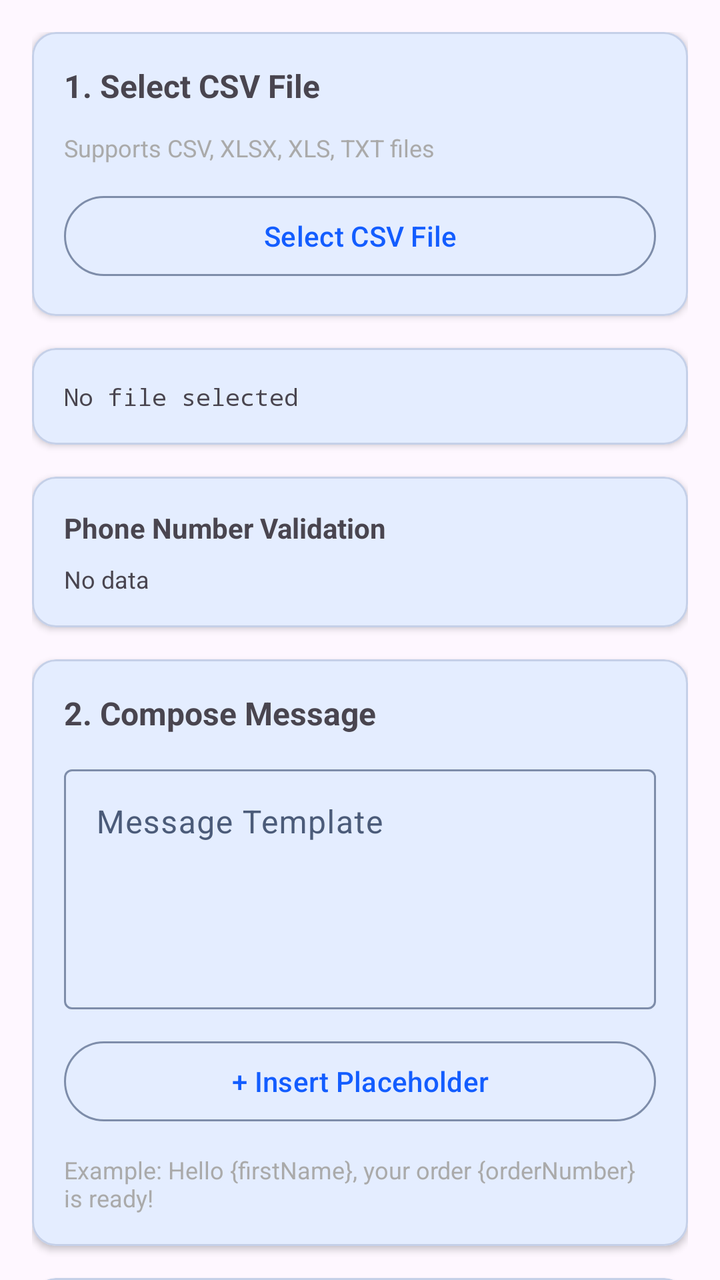
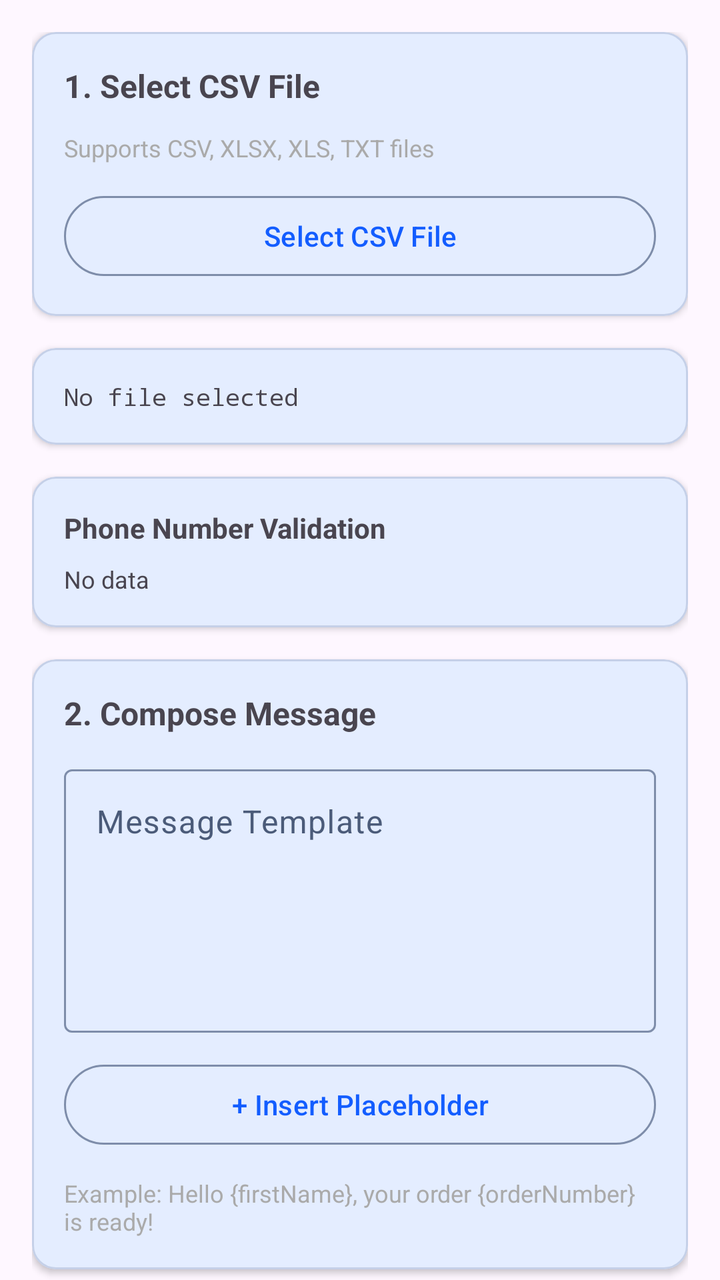

Compare the two renders of this Android layout. The source of the first and the diff that turns it into the second are given below.
<!-- AndroidManifest.xml: application theme Theme.BulkSMS -->
<!-- res/layout/fragment_csv_upload.xml -->
<?xml version="1.0" encoding="utf-8"?>
<androidx.core.widget.NestedScrollView xmlns:android="http://schemas.android.com/apk/res/android"
    xmlns:app="http://schemas.android.com/apk/res-auto"
    android:layout_width="match_parent"
    android:layout_height="match_parent"
    android:paddingStart="16dp"
    android:paddingEnd="16dp">

    <LinearLayout
        android:layout_width="match_parent"
        android:layout_height="wrap_content"
        android:orientation="vertical"
        android:paddingTop="16dp"
        android:paddingBottom="16dp">

        
        <com.google.android.material.card.MaterialCardView
            android:layout_width="match_parent"
            android:layout_height="wrap_content"
            android:layout_marginBottom="16dp"
            app:cardElevation="2dp">

            <LinearLayout
                android:layout_width="match_parent"
                android:layout_height="wrap_content"
                android:orientation="vertical"
                android:padding="16dp">

                <TextView
                    android:layout_width="match_parent"
                    android:layout_height="wrap_content"
                    android:text="@string/csv_step_1_title"
                    android:textSize="16sp"
                    android:textStyle="bold"
                    android:layout_marginBottom="12dp" />

                <TextView
                    android:layout_width="match_parent"
                    android:layout_height="wrap_content"
                    android:text="@string/csv_step_1_formats"
                    android:textSize="12sp"
                    android:textColor="@android:color/darker_gray"
                    android:layout_marginBottom="12dp" />

                <com.google.android.material.button.MaterialButton
                    android:id="@+id/btn_select_csv"
                    android:layout_width="match_parent"
                    android:layout_height="wrap_content"
                    android:text="@string/csv_select_file_action"
                    style="@style/Widget.Material3.Button.OutlinedButton" />

            </LinearLayout>

        </com.google.android.material.card.MaterialCardView>

        
        <ProgressBar
            android:id="@+id/progress_loading"
            android:layout_width="match_parent"
            android:layout_height="wrap_content"
            android:visibility="gone"
            android:layout_marginBottom="16dp" />

        
        <com.google.android.material.card.MaterialCardView
            android:layout_width="match_parent"
            android:layout_height="wrap_content"
            android:layout_marginBottom="16dp"
            app:cardElevation="2dp">

            <LinearLayout
                android:layout_width="match_parent"
                android:layout_height="wrap_content"
                android:orientation="vertical"
                android:padding="16dp">

                <TextView
                    android:id="@+id/tv_summary"
                    android:layout_width="match_parent"
                    android:layout_height="wrap_content"
                    android:text="@string/csv_no_file_selected"
                    android:textSize="12sp"
                    android:fontFamily="monospace" />

            </LinearLayout>

        </com.google.android.material.card.MaterialCardView>

        
        <com.google.android.material.card.MaterialCardView
            android:layout_width="match_parent"
            android:layout_height="wrap_content"
            android:layout_marginBottom="16dp"
            app:cardElevation="2dp">

            <LinearLayout
                android:layout_width="match_parent"
                android:layout_height="wrap_content"
                android:orientation="vertical"
                android:padding="16dp">

                <TextView
                    android:layout_width="match_parent"
                    android:layout_height="wrap_content"
                    android:text="@string/csv_phone_validation_title"
                    android:textSize="14sp"
                    android:textStyle="bold"
                    android:layout_marginBottom="8dp" />

                <TextView
                    android:id="@+id/tv_phone_validation"
                    android:layout_width="match_parent"
                    android:layout_height="wrap_content"
                    android:text="@string/csv_phone_validation_empty"
                    android:textSize="12sp" />

            </LinearLayout>

        </com.google.android.material.card.MaterialCardView>

        
        <com.google.android.material.card.MaterialCardView
            android:layout_width="match_parent"
            android:layout_height="wrap_content"
            android:layout_marginBottom="16dp"
            app:cardElevation="2dp">

            <LinearLayout
                android:layout_width="match_parent"
                android:layout_height="wrap_content"
                android:orientation="vertical"
                android:padding="16dp">

                <TextView
                    android:layout_width="match_parent"
                    android:layout_height="wrap_content"
                    android:text="@string/csv_step_2_title"
                    android:textSize="16sp"
                    android:textStyle="bold"
                    android:layout_marginBottom="12dp" />

                <com.google.android.material.textfield.TextInputLayout
                    android:layout_width="match_parent"
                    android:layout_height="wrap_content"
                    android:layout_marginBottom="12dp"
                    app:hintEnabled="true"
                    android:hint="@string/csv_message_template_hint">

                    <com.google.android.material.textfield.TextInputEditText
                        android:id="@+id/et_message_template"
                        android:layout_width="match_parent"
                        android:layout_height="120dp"
                        android:gravity="top|start"
                        android:inputType="textMultiLine" />

                </com.google.android.material.textfield.TextInputLayout>

                <com.google.android.material.button.MaterialButton
                    android:id="@+id/btn_insert_placeholder"
                    android:layout_width="match_parent"
                    android:layout_height="wrap_content"
                    android:text="@string/csv_insert_placeholder"
                    style="@style/Widget.Material3.Button.OutlinedButton"
                    android:layout_marginBottom="12dp" />

                <TextView
                    android:layout_width="match_parent"
                    android:layout_height="wrap_content"
                    android:text="@string/csv_template_example"
                    android:textSize="12sp"
                    android:textColor="@android:color/darker_gray" />

            </LinearLayout>

        </com.google.android.material.card.MaterialCardView>

        
        <com.google.android.material.card.MaterialCardView
            android:layout_width="match_parent"
            android:layout_height="wrap_content"
            android:layout_marginBottom="16dp"
            app:cardElevation="2dp">

            <LinearLayout
                android:layout_width="match_parent"
                android:layout_height="wrap_content"
                android:orientation="vertical"
                android:padding="16dp">

                <TextView
                    android:layout_width="match_parent"
                    android:layout_height="wrap_content"
                    android:text="@string/csv_step_3_title"
                    android:textSize="16sp"
                    android:textStyle="bold"
                    android:layout_marginBottom="12dp" />

                <com.google.android.material.button.MaterialButton
                    android:id="@+id/btn_preview"
                    android:layout_width="match_parent"
                    android:layout_height="wrap_content"
                    android:text="@string/csv_generate_preview"
                    style="@style/Widget.Material3.Button.OutlinedButton"
                    android:layout_marginBottom="12dp" />

                <LinearLayout
                    android:id="@+id/ll_preview_container"
                    android:layout_width="match_parent"
                    android:layout_height="wrap_content"
                    android:orientation="vertical" />

            </LinearLayout>

        </com.google.android.material.card.MaterialCardView>

        
        <com.google.android.material.card.MaterialCardView
            android:layout_width="match_parent"
            android:layout_height="wrap_content"
            app:cardElevation="2dp">

            <LinearLayout
                android:layout_width="match_parent"
                android:layout_height="wrap_content"
                android:orientation="vertical"
                android:padding="16dp">

                <TextView
                    android:layout_width="match_parent"
                    android:layout_height="wrap_content"
                    android:text="@string/csv_step_4_title"
                    android:textSize="16sp"
                    android:textStyle="bold"
                    android:layout_marginBottom="12dp" />

                <com.google.android.material.button.MaterialButton
                    android:id="@+id/btn_send"
                    android:layout_width="match_parent"
                    android:layout_height="wrap_content"
                    android:text="@string/csv_send_all_recipients"
                    style="@style/Widget.Material3.Button"
                    android:backgroundTint="@color/color_primary" />

            </LinearLayout>

        </com.google.android.material.card.MaterialCardView>

    </LinearLayout>

</androidx.core.widget.NestedScrollView>
<!-- resources referenced by this layout -->
<resources>
  <color name="color_primary">@color/md_theme_light_primary</color>
  <string name="csv_generate_preview">Generate Preview</string>
  <string name="csv_insert_placeholder">+ Insert Placeholder</string>
  <string name="csv_message_template_hint">Message Template</string>
  <string name="csv_no_file_selected">No file selected</string>
  <string name="csv_phone_validation_empty">No data</string>
  <string name="csv_select_file_action">Select CSV File</string>
  <string name="csv_step_1_title">1. Select CSV File</string>
  <string name="csv_step_2_title">2. Compose Message</string>
  <string name="csv_step_3_title">3. Preview Messages</string>
  <string name="csv_step_4_title">4. Send Bulk SMS</string>
  <style name="Theme.BulkSMS" parent="Theme.Material3.DayNight">
          
          <item name="colorPrimary">@color/color_primary</item>
          <item name="colorOnPrimary">@color/color_on_primary</item>
          <item name="colorPrimaryContainer">@color/color_primary_container</item>
          <item name="colorOnPrimaryContainer">@color/color_on_primary_container</item>
          
          
          <item name="colorSecondary">@color/color_secondary</item>
          <item name="colorOnSecondary">@color/color_on_secondary</item>
          <item name="colorSecondaryContainer">@color/color_secondary_container</item>
          <item name="colorOnSecondaryContainer">@color/color_on_secondary_container</item>
          
          
          <item name="colorTertiary">@color/color_tertiary</item>
          <item name="colorOnTertiary">@color/color_on_tertiary</item>
          <item name="colorTertiaryContainer">@color/color_tertiary_container</item>
          <item name="colorOnTertiaryContainer">@color/color_on_tertiary_container</item>
          
          
          <item name="colorSurface">@color/color_surface</item>
          <item name="colorOnSurface">@color/color_on_surface</item>
          <item name="colorSurfaceVariant">@color/color_surface_variant</item>
          <item name="colorOnSurfaceVariant">@color/color_on_surface_variant</item>
          
          
          <item name="colorOutline">@color/color_outline</item>
          <item name="colorOutlineVariant">@color/color_outline_variant</item>
          
          
          <item name="android:statusBarColor">@color/color_surface</item>
          <item name="android:windowLightStatusBar">@bool/window_light_system_bars</item>
          <item name="android:windowLightNavigationBar">@bool/window_light_system_bars</item>
          
          
          <item name="android:navigationBarColor">@color/color_surface</item>
      </style>
  <color name="md_theme_light_primary">#FF135DFF</color>
  <color name="color_secondary">@color/md_theme_light_secondary</color>
  <color name="color_tertiary">@color/md_theme_light_tertiary</color>
  <color name="color_surface">@color/md_theme_light_surface</color>
  <color name="color_outline">@color/md_theme_light_outline</color>
  <color name="md_theme_light_onPrimary">#FFFFFFFF</color>
  <color name="md_theme_light_primaryContainer">#FFDCE6FF</color>
  <color name="md_theme_light_onPrimaryContainer">#FF001A4A</color>
  <color name="md_theme_light_secondary">#FF008F9A</color>
  <color name="md_theme_light_onSecondary">#FFFFFFFF</color>
  <color name="md_theme_light_secondaryContainer">#FFCCF4F7</color>
  <color name="md_theme_light_onSecondaryContainer">#FF001F24</color>
  <color name="md_theme_light_tertiary">#FF006A86</color>
  <color name="md_theme_light_onTertiary">#FFFFFFFF</color>
  <color name="md_theme_light_tertiaryContainer">#FFCAE8FF</color>
  <color name="md_theme_light_onTertiaryContainer">#FF001E2A</color>
  <color name="md_theme_light_surface">#FFF4F8FF</color>
  <color name="md_theme_light_onSurface">#FF0D1A33</color>
  <color name="md_theme_light_surfaceVariant">#FFE8EEFF</color>
  <color name="md_theme_light_onSurfaceVariant">#FF4B5B79</color>
  <color name="md_theme_light_outline">#FF7E8DAA</color>
  <color name="md_theme_light_outlineVariant">#FFC5D0E8</color>
  <!-- unchanged entries left out for length: 17 -->
</resources>

<!-- the commit's change to res/layout/fragment_csv_upload.xml (unified diff, before → after) -->
@@ -149,7 +149,9 @@
                     <com.google.android.material.textfield.TextInputEditText
                         android:id="@+id/et_message_template"
                         android:layout_width="match_parent"
-                        android:layout_height="120dp"
+                        android:layout_height="wrap_content"
+                        android:minLines="5"
+                        android:maxLines="15"
                         android:gravity="top|start"
                         android:inputType="textMultiLine" />
 
<!-- resource entries referenced after the edit -->
@@ -11,7 +11,7 @@
   <string name="csv_step_2_title">2. Compose Message</string>
   <string name="csv_step_3_title">3. Preview Messages</string>
   <string name="csv_step_4_title">4. Send Bulk SMS</string>
-  <style name="Theme.BulkSMS" parent="Theme.Material3.DayNight">
+  <style name="Theme.BulkSMS" parent="Theme.Material3.DayNight.NoActionBar">
           
           <item name="colorPrimary">@color/color_primary</item>
           <item name="colorOnPrimary">@color/color_on_primary</item>
